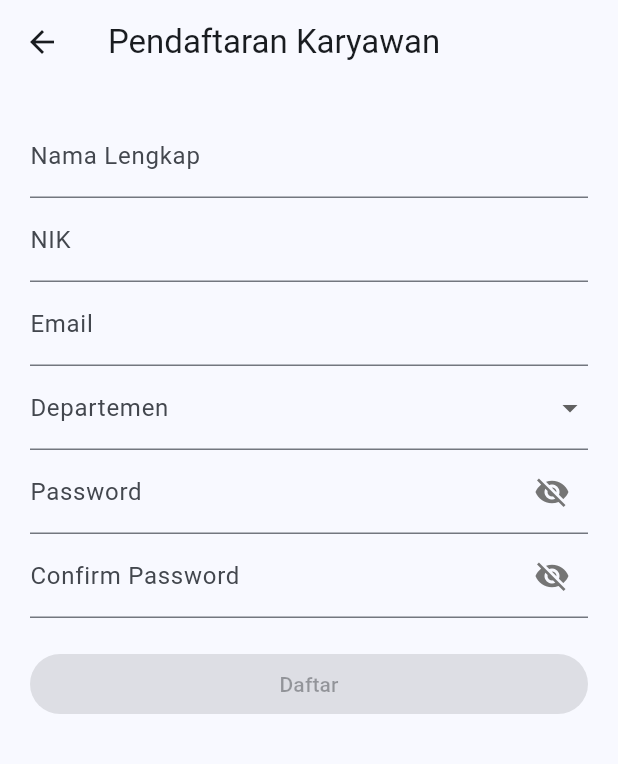
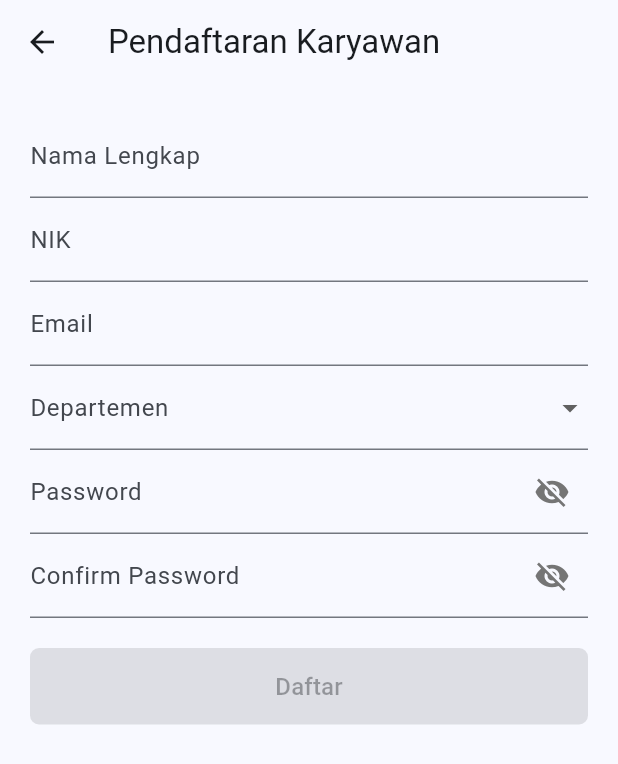
Before and after one commit to josuastg/attendance_face_recognition, a Flutter app: the RegisterKaryawanScreen screen opened by its route, on a phone screen of 412 x 824 dp. Shown: the top 764 px of the screen. Run offline on Flutter 3.47's test engine with Material 3 defaults, Android fonts, the phone set to English and light mode, and no system bars; our stand-ins replace camera, cloud_firestore, firebase_auth, firebase_core, flutter_dotenv, geolocator and 1 more; missing offline and left inert: excel; accounts and stored records are empty; Roboto replaces fonts that are missing (Poppins).

Commit message:
fix some kosmetik ui

```diff
--- a/lib/screens/admin/location/listlokasiabsen.dart
+++ b/lib/screens/admin/location/listlokasiabsen.dart
@@ -91,7 +91,10 @@ class _ListLokasiAbsenScreenState extends State<ListLokasiAbsenScreen> {
                 ),
                 child: ElevatedButton(
                   style: ElevatedButton.styleFrom(
-                      backgroundColor: Colors.black87,
+                    padding: EdgeInsets.symmetric(vertical: 14, horizontal: 10),
+                    shape: RoundedRectangleBorder(
+                      borderRadius: BorderRadius.circular(6),
+                    ),
                   ),
                   onPressed: () {
                     Navigator.pushNamed(context, '/formlokasi');
--- a/lib/screens/admin/location/registerlokasiabsen.dart
+++ b/lib/screens/admin/location/registerlokasiabsen.dart
@@ -178,6 +178,12 @@ class _FormLokasiAbsenScreenState extends State<FormLokasiAbsenScreen> {
               ),
               ElevatedButton(
                 onPressed: _isFormValid() ? _submitForm : null,
+                style: ElevatedButton.styleFrom(
+                  padding: EdgeInsets.symmetric(vertical: 14),
+                  shape: RoundedRectangleBorder(
+                    borderRadius: BorderRadius.circular(6),
+                  ),
+                ),
                 child: _isLoading
                     ? const CircularProgressIndicator(color: Colors.white)
                     : const Text('Simpan'),
--- a/lib/screens/admin/register/registerkaryawan.dart
+++ b/lib/screens/admin/register/registerkaryawan.dart
@@ -142,7 +142,6 @@ class _RegisterKaryawanScreenState extends State<RegisterKaryawanScreen> {
               'email': _emailController.text.trim(),
               'departement': _selectedDepartemen,
               'role': 'karyawan',
-              'faceEmbedding': '',
               'created_at': Timestamp.now(),
             });
 
@@ -302,9 +301,15 @@ class _RegisterKaryawanScreenState extends State<RegisterKaryawanScreen> {
               const SizedBox(height: 20),
               ElevatedButton(
                 onPressed: _isFormValid() && !_isLoading ? _submitForm : null,
+                style: ElevatedButton.styleFrom(
+                  padding: EdgeInsets.symmetric(vertical: 14),
+                  shape: RoundedRectangleBorder(
+                    borderRadius: BorderRadius.circular(6),
+                  ),
+                ),
                 child: _isLoading
                     ? const CircularProgressIndicator(color: Colors.white)
-                    : const Text("Daftar"),
+                    : const Text("Daftar", style: TextStyle(fontSize: 16)),
               ),
             ],
           ),
--- a/lib/screens/auth.dart
+++ b/lib/screens/auth.dart
@@ -180,7 +180,6 @@ class _AuthScreenState extends State<AuthScreen> {
                 ElevatedButton(
                   onPressed: _isLoading || !isButtonEnabled ? null : _login,
                   style: ElevatedButton.styleFrom(
-                    backgroundColor: Colors.black,
                     padding: EdgeInsets.symmetric(vertical: 14),
                     shape: RoundedRectangleBorder(
                       borderRadius: BorderRadius.circular(6),
--- a/lib/screens/employee/attendance/dashboardattendance.dart
+++ b/lib/screens/employee/attendance/dashboardattendance.dart
@@ -198,9 +198,6 @@ class _DashboarAttendanceScreenState extends State<DashboarAttendanceScreen> {
                           );
                           Navigator.pushNamed(context, '/faceattendance');
                         },
-                        style: ElevatedButton.styleFrom(
-                          backgroundColor: Colors.black87,
-                        ),
                         child: const Text("Absen Masuk"),
                       ),
                       ElevatedButton(
@@ -214,9 +211,6 @@ class _DashboarAttendanceScreenState extends State<DashboarAttendanceScreen> {
                             ),
                           );
                         },
-                        style: ElevatedButton.styleFrom(
-                          backgroundColor: Colors.black87,
-                        ),
                         child: const Text("Absen Keluar"),
                       ),
                     ],
```
Lines whose indentation alone changed are shown as unchanged.
